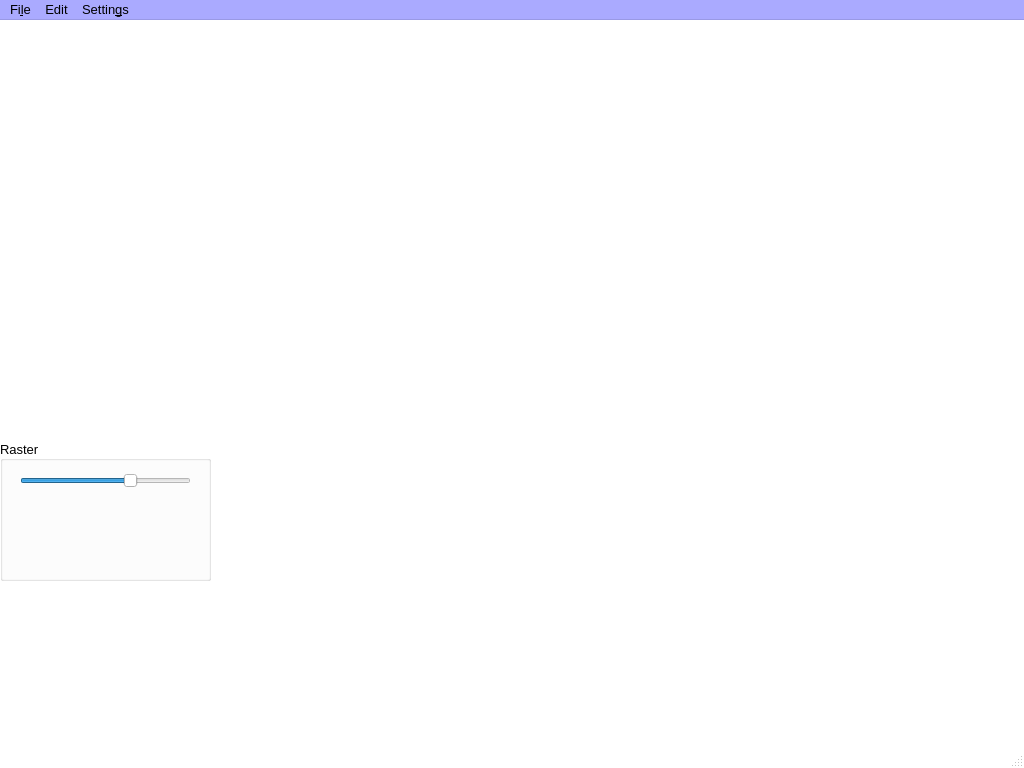
The window that PRAGA/mainwindow.ui (gaowudao/CRITERIA3D) describes before a commit, drawn with Qt 5.
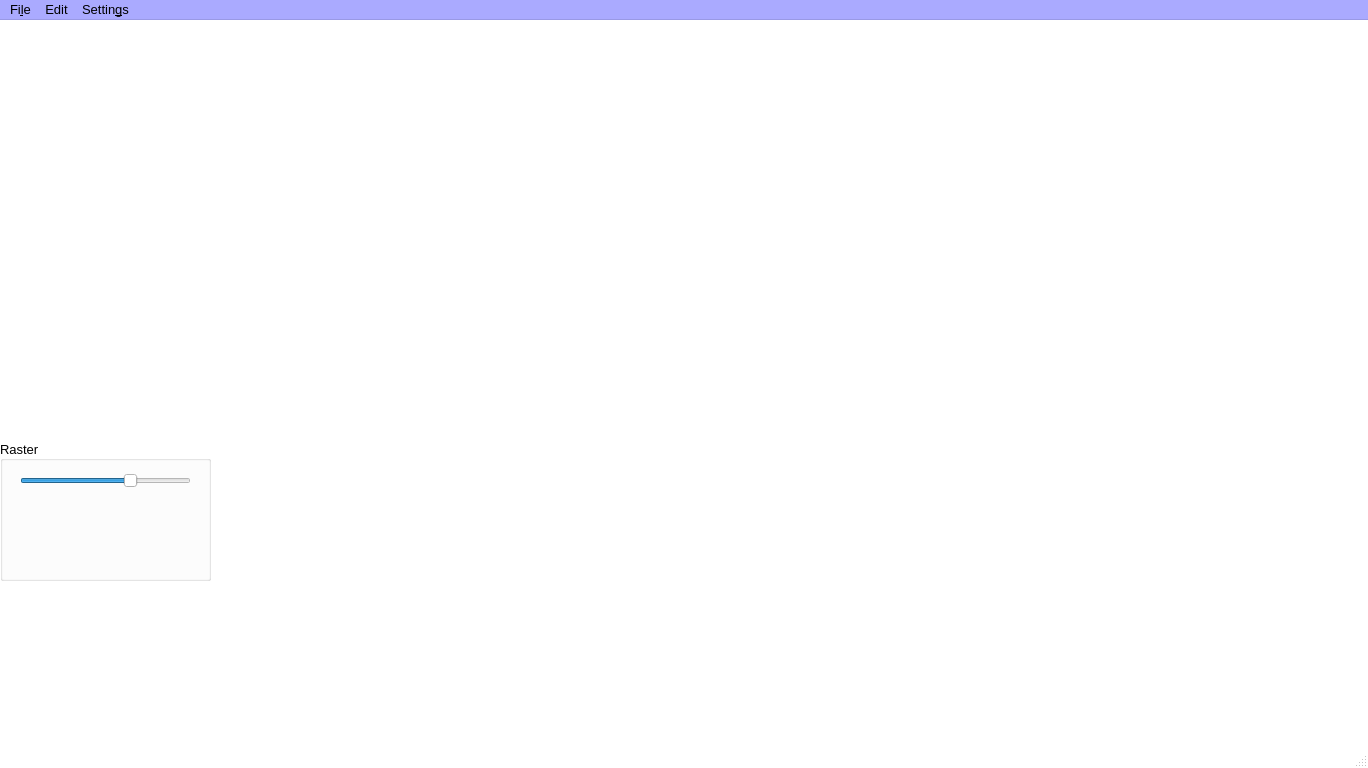
The same window after the commit.

Commit message: window name

The edit to the form file:
```diff
--- a/PRAGA/mainwindow.ui
+++ b/PRAGA/mainwindow.ui
@@ -6,7 +6,7 @@
    <rect>
     <x>0</x>
     <y>0</y>
-    <width>1024</width>
+    <width>1368</width>
     <height>768</height>
    </rect>
   </property>
@@ -968,8 +968,8 @@
     <rect>
      <x>0</x>
      <y>0</y>
-     <width>1024</width>
-     <height>30</height>
+     <width>1368</width>
+     <height>21</height>
     </rect>
    </property>
    <property name="palette">
```
Left out of the diff: 2 changed lines with no effect on the pictures. The commit also changes 1 other file.
